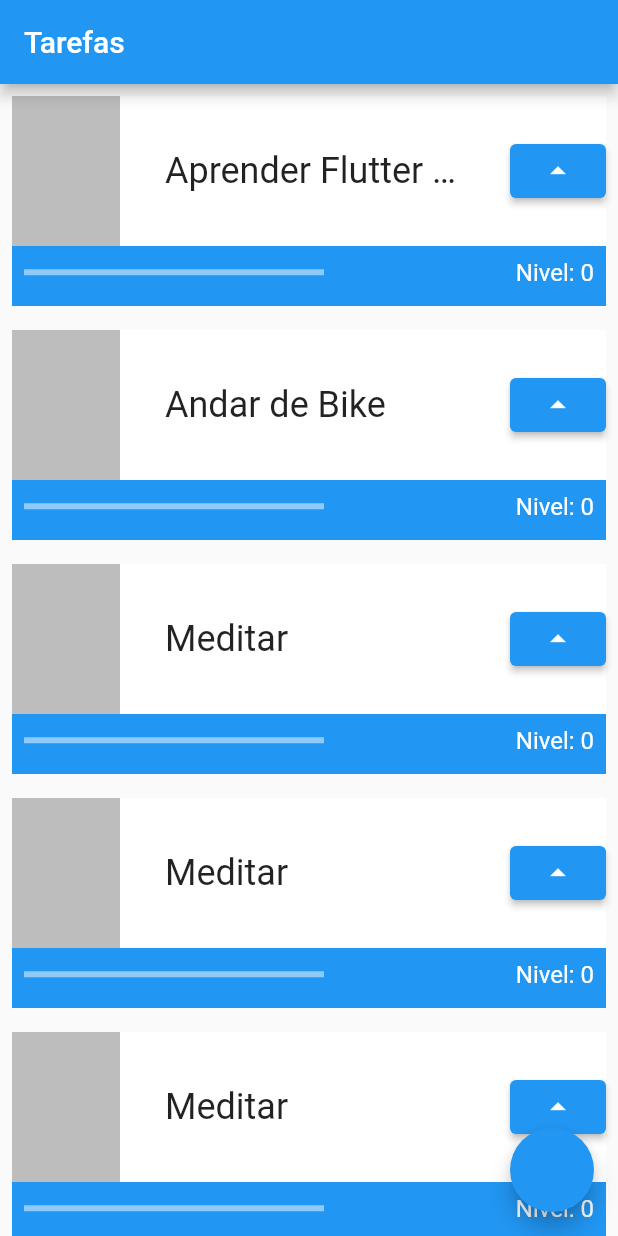
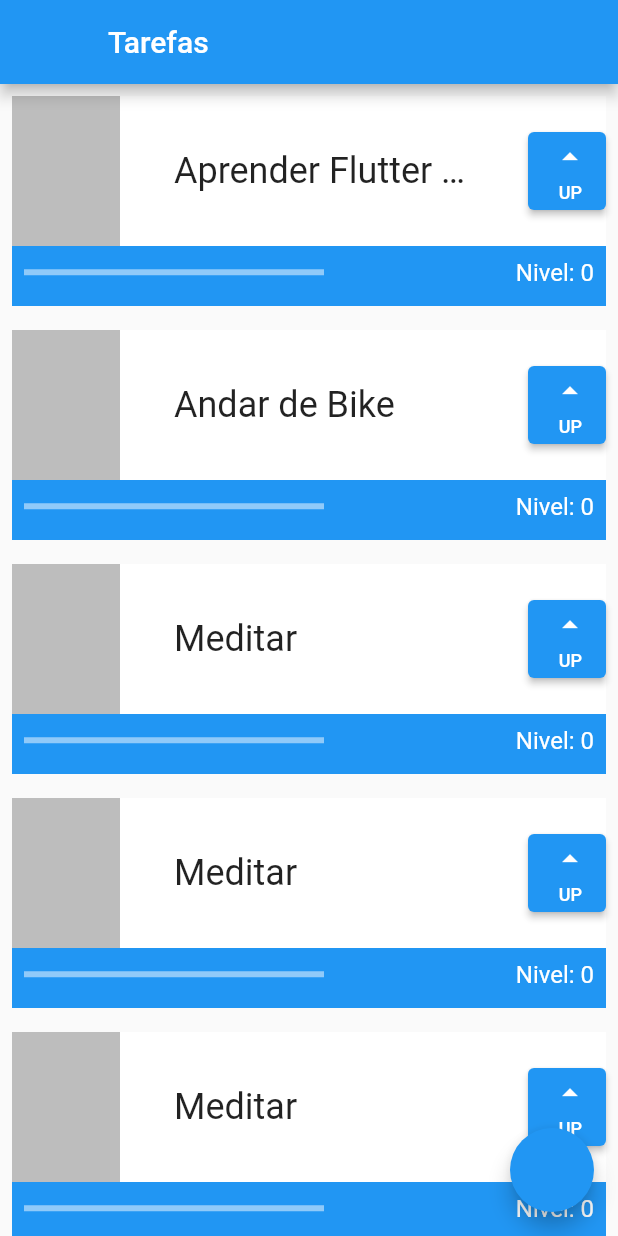
Before and after one commit to flutter-preview/KelvinAlexandreFerreira-Flutter, a Flutter app: the screen it shows after launch, on a phone screen of 412 x 824 dp. Run offline on Flutter 3.47's test engine with Material 2 defaults, Android fonts, the phone set to English and light mode, and no system bars.

Commit message:
03 - Stateless vs Stateful - Hot Reload e Hot Restart

```diff
--- a/nosso_primeiro_projeto/lib/main.dart
+++ b/nosso_primeiro_projeto/lib/main.dart
@@ -16,6 +16,7 @@
       ),
       home: Scaffold(
         appBar: AppBar(
+          leading: Container(),
           title: Text('Tarefas'),
         ),
         body: ListView(
@@ -86,14 +87,28 @@
                         ),
                       ),
                     ),
-                    ElevatedButton(
+                    Container(
+                      height: 52,
+                      width: 52,
+                      child: ElevatedButton(
                         onPressed: () {
                           setState(() {
                             nivel++;
                           });
                           print(nivel);
                         },
-                      child: Icon(Icons.arrow_drop_up),
+                        child: Column(
+                          mainAxisAlignment: MainAxisAlignment.spaceEvenly,
+                          crossAxisAlignment: CrossAxisAlignment.end,
+                          children: [
+                            Icon(Icons.arrow_drop_up),
+                            Text(
+                              'UP',
+                              style: TextStyle(fontSize: 12),
+                            ),
+                          ],
+                        ),
+                      ),
                     ),
                   ],
                 ),
```
Lines whose indentation alone changed are shown as unchanged.
